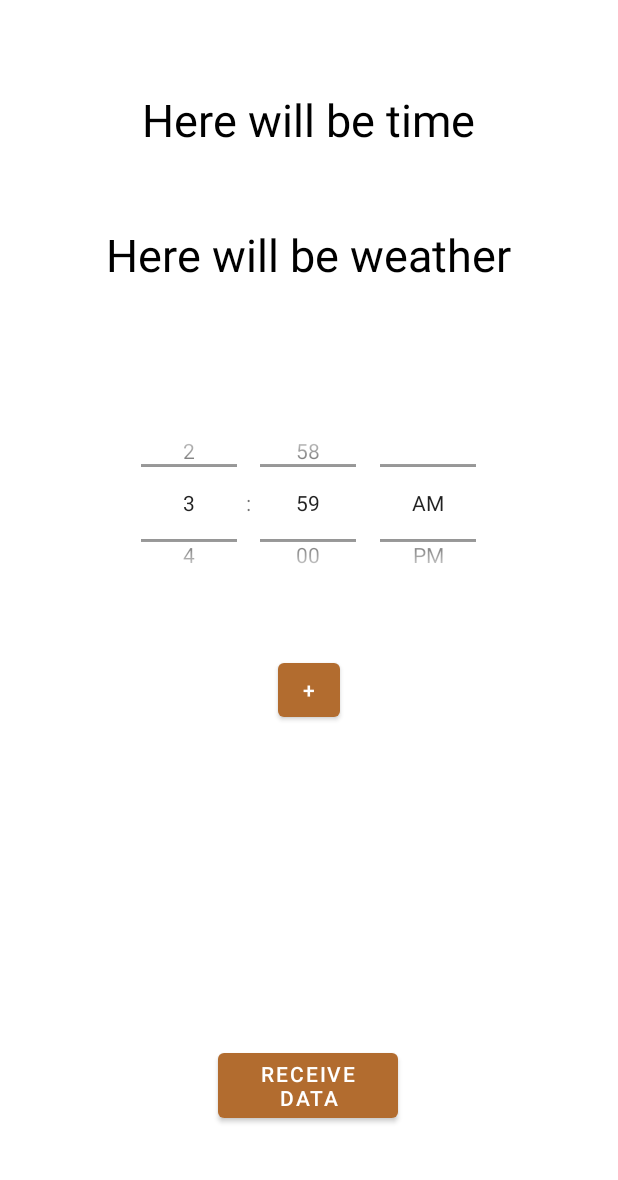
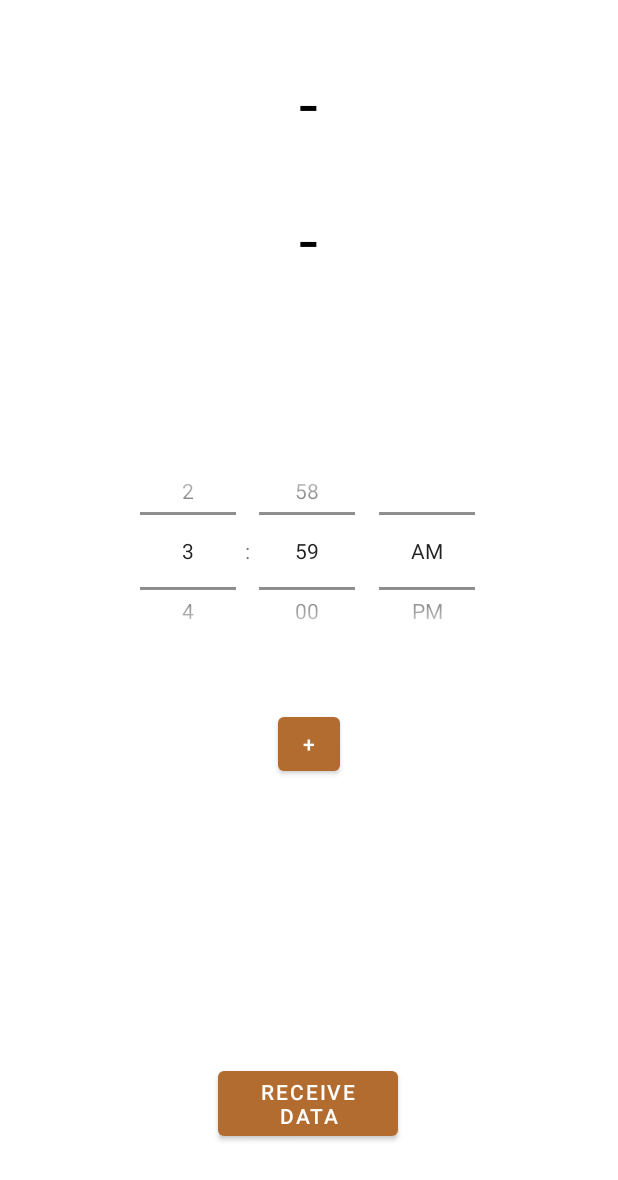
Before and after one commit to JKusiak/clock-app, an Android app: the ClockActivity screen opened directly, with no data from a screen before it, on a phone screen of 412 x 824 dp. Shown: the top 1180 px of the screen. Run offline under Robolectric (Android 15) with nearby library versions, the phone set to English and light mode, and no system bars; 3 statements that could not run were skipped.

Commit message:
Cleaned up code, minor visual changes

```diff
--- a/AlarmClockApp/app/src/main/res/layout/activity_clock.xml
+++ b/AlarmClockApp/app/src/main/res/layout/activity_clock.xml
@@ -12,24 +12,24 @@
         android:layout_width="304dp"
         android:layout_height="58dp"
         android:gravity="center"
-        android:text="Here will be time"
+        android:text="-"
         android:textColor="#000000"
-        android:textSize="30sp"
+        android:textSize="45sp"
         app:layout_constraintBottom_toBottomOf="parent"
         app:layout_constraintEnd_toEndOf="parent"
         app:layout_constraintHorizontal_bias="0.495"
         app:layout_constraintStart_toStartOf="parent"
         app:layout_constraintTop_toTopOf="parent"
-        app:layout_constraintVertical_bias="0.066" />
+        app:layout_constraintVertical_bias="0.05" />
 
     <TextView
         android:id="@+id/weatherDataArduino"
         android:layout_width="304dp"
         android:layout_height="58dp"
         android:gravity="center"
-        android:text="Here will be weather"
+        android:text="-"
         android:textColor="#000000"
-        android:textSize="30sp"
+        android:textSize="45sp"
         app:layout_constraintBottom_toBottomOf="parent"
         app:layout_constraintEnd_toEndOf="parent"
         app:layout_constraintHorizontal_bias="0.495"
@@ -41,7 +41,7 @@
         android:id="@+id/receiveDataBtn"
         android:layout_width="120dp"
         android:layout_height="wrap_content"
-        android:layout_marginTop="212dp"
+        android:layout_marginTop="188dp"
         android:text="receive data"
         android:textColorHighlight="#FFFFFF"
         app:layout_constraintEnd_toEndOf="parent"
@@ -51,8 +51,8 @@
 
     <TimePicker
         android:id="@+id/alarmTimePicker"
-        android:layout_width="266dp"
-        android:layout_height="136dp"
+        android:layout_width="305dp"
+        android:layout_height="152dp"
         android:layout_marginBottom="352dp"
         android:layout_weight="0.6"
         android:timePickerMode="spinner"
@@ -60,7 +60,8 @@
         app:layout_constraintEnd_toEndOf="parent"
         app:layout_constraintHorizontal_bias="0.496"
         app:layout_constraintStart_toStartOf="parent"
-        app:layout_constraintTop_toBottomOf="@+id/weatherDataArduino" />
+        app:layout_constraintTop_toBottomOf="@+id/weatherDataArduino"
+        app:layout_constraintVertical_bias="0.784" />
 
     <Button
         android:id="@+id/scheduleAlarmBtn"
```
Also changed, not shown: AlarmClockApp/app/src/main/java/com/example/alarmclockapp/ClockActivity.java (+4 -9 lines), AlarmClockApp/app/src/main/java/com/example/alarmclockapp/DeviceListActivity.java (+16 -30 lines), AlarmClockApp/app/src/main/res/layout/activity_device_list.xml (+7 -7 lines), 5 other files.
